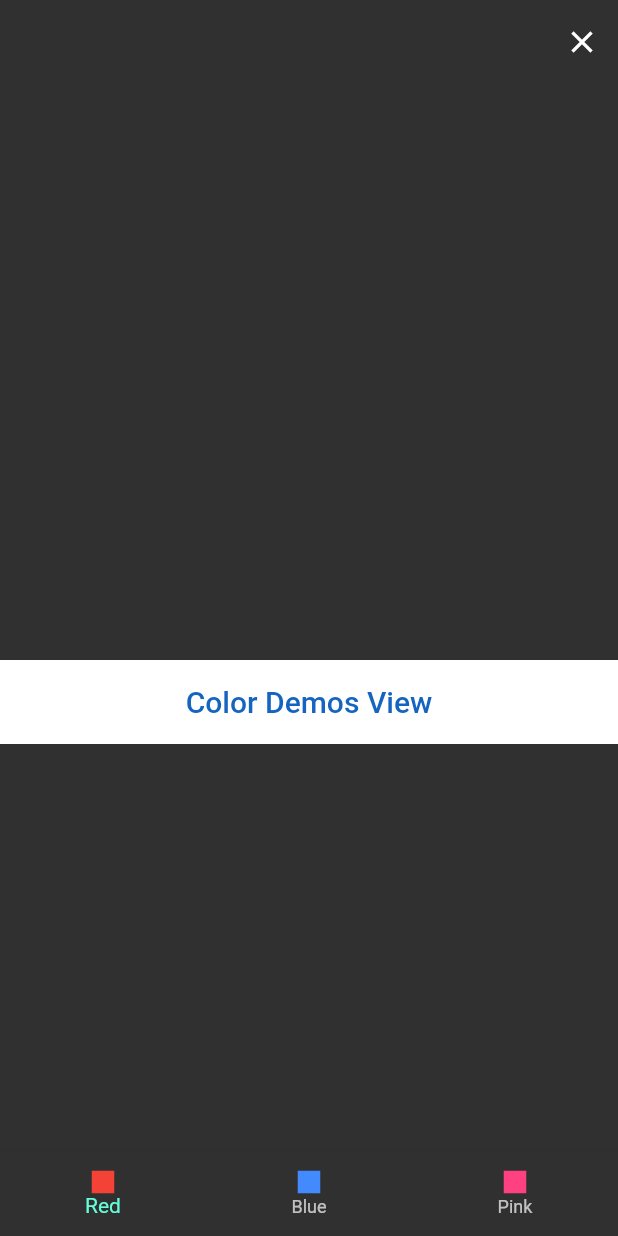
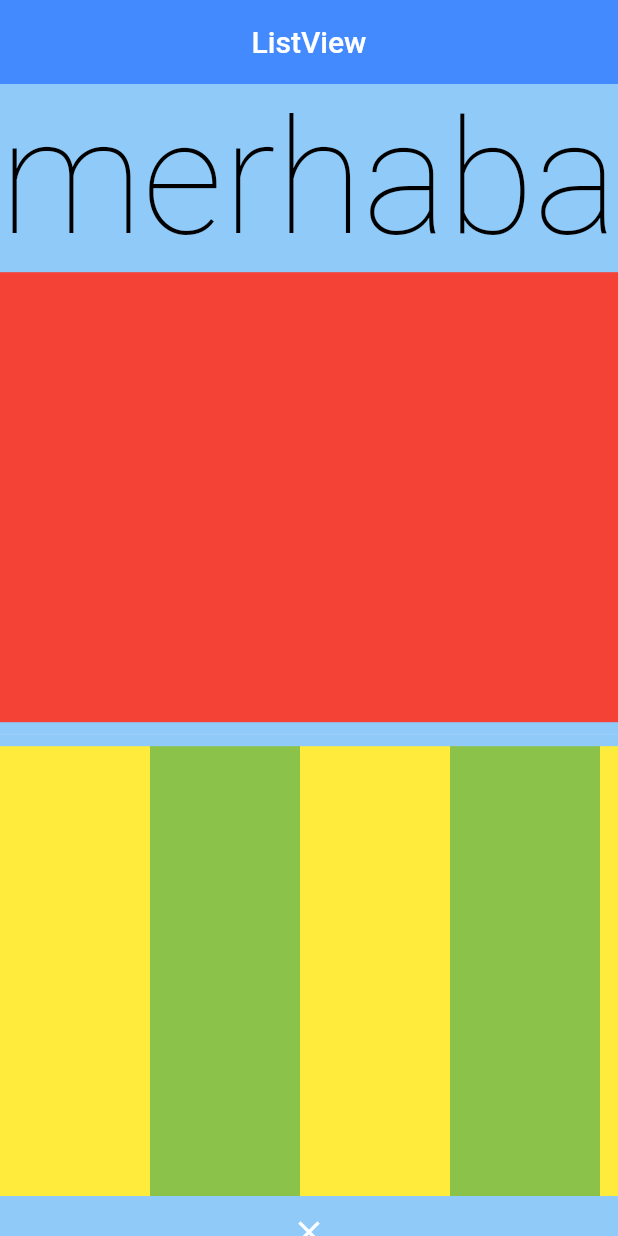
Before and after one commit to yusufcanstr/Flutter-101, a Flutter app: the screen it shows after launch, on a phone screen of 412 x 824 dp. Run offline on Flutter 3.47's test engine with Material 2 defaults, Android fonts, the phone set to English and light mode, and no system bars.

Commit message:
list view learn

```diff
--- /dev/null
+++ b/lib/101/list_view_learn.dart
@@ -0,0 +1,156 @@
+import 'package:flutter/material.dart';
+
+class ListViewLearn extends StatefulWidget {
+  const ListViewLearn({super.key});
+
+  @override
+  State<ListViewLearn> createState() => _ListViewLearnState();
+}
+
+class _ListViewLearnState extends State<ListViewLearn> {
+  @override
+  Widget build(BuildContext context) {
+    return Scaffold(
+      appBar: AppBar(
+        title: const Text("ListView"),
+        backgroundColor: Colors.blueAccent,
+      ),
+      backgroundColor: Colors.blue.shade200,
+      body: ListView(
+        padding: EdgeInsets.zero,
+        children: [
+          FittedBox(
+            child: Text(
+              "merhaba",
+              style: Theme.of(context).textTheme.headline1?.copyWith(color: Colors.black),
+              maxLines: 1,
+              textScaleFactor: 0.4,
+            ),
+          ),
+          Container(
+            color: Colors.red,
+            height: 300,
+          ),
+          const Divider(),
+          SizedBox(
+            height: 300,
+            child: ListView(
+              scrollDirection: Axis.horizontal,
+              children: [
+                Container(
+                  color: Colors.yellow,
+                  width: 100,
+                  height: 100,
+                ),
+                Container(
+                  color: Colors.lightGreen,
+                  width: 100,
+                  height: 100,
+                ),
+                Container(
+                  color: Colors.yellow,
+                  width: 100,
+                  height: 100,
+                ),
+                Container(
+                  color: Colors.lightGreen,
+                  width: 100,
+                  height: 100,
+                ),
+                Container(
+                  color: Colors.yellow,
+                  width: 100,
+                  height: 100,
+                ),
+                Container(
+                  color: Colors.lightGreen,
+                  width: 100,
+                  height: 100,
+                ),
+              ],
+            ),
+          ),
+          IconButton(onPressed: (() {}), icon: const Icon(Icons.close)),
+          FittedBox(
+            child: Text(
+              "merhaba",
+              style: Theme.of(context).textTheme.headline1?.copyWith(color: Colors.black),
+              maxLines: 1,
+              textScaleFactor: 0.4,
+            ),
+          ),
+          Container(
+            color: Colors.red,
+            height: 300,
+          ),
+          const Divider(),
+          SizedBox(
+            height: 300,
+            child: ListView(
+              scrollDirection: Axis.horizontal,
+              children: [
+                Container(
+                  color: Colors.yellow,
+                  width: 100,
+                ),
+                Container(
+                  color: Colors.lightGreen,
+                  width: 100,
+                ),
+                Container(
+                  color: Colors.yellow,
+                  width: 100,
+                ),
+                Container(
+                  color: Colors.lightGreen,
+                  width: 100,
+                ),
+                Container(
+                  color: Colors.yellow,
+                  width: 100,
+                ),
+                Container(
+                  color: Colors.lightGreen,
+                  width: 100,
+                ),
+              ],
+            ),
+          ),
+          IconButton(onPressed: (() {}), icon: const Icon(Icons.close)),
+          const _ListDemo(),
+        ],
+
+        //xxxxxx
+      ),
+    );
+  }
+}
+
+class _ListDemo extends StatefulWidget {
+  const _ListDemo({super.key});
+
+  @override
+  State<_ListDemo> createState() => __ListDemoState();
+}
+
+class __ListDemoState extends State<_ListDemo> {
+  @override
+  void initState() {
+    super.initState();
+    print("Hello Yusufcan");
+  }
+
+  @override
+  void dispose() {
+    super.dispose();
+    print("exit");
+  }
+
+  @override
+  Widget build(BuildContext context) {
+    return const Padding(
+      padding: EdgeInsets.all(8.0),
+      child: Placeholder(),
+    );
+  }
+}
--- a/lib/main.dart
+++ b/lib/main.dart
@@ -1,6 +1,5 @@
 import 'package:flutter/material.dart';
-import 'package:information_card/demos/color_life_cycle_view.dart';
-import 'demos/color_demos_view.dart';
+import '101/list_view_learn.dart';
 
 void main() {
   runApp(const MyApp());
@@ -22,7 +21,7 @@ class MyApp extends StatelessWidget {
             backgroundColor: Colors.transparent,
             elevation: 0,
           )),
-      home: const ColorLifeCycleView(),
+      home: const ListViewLearn(),
     );
   }
 }
```
